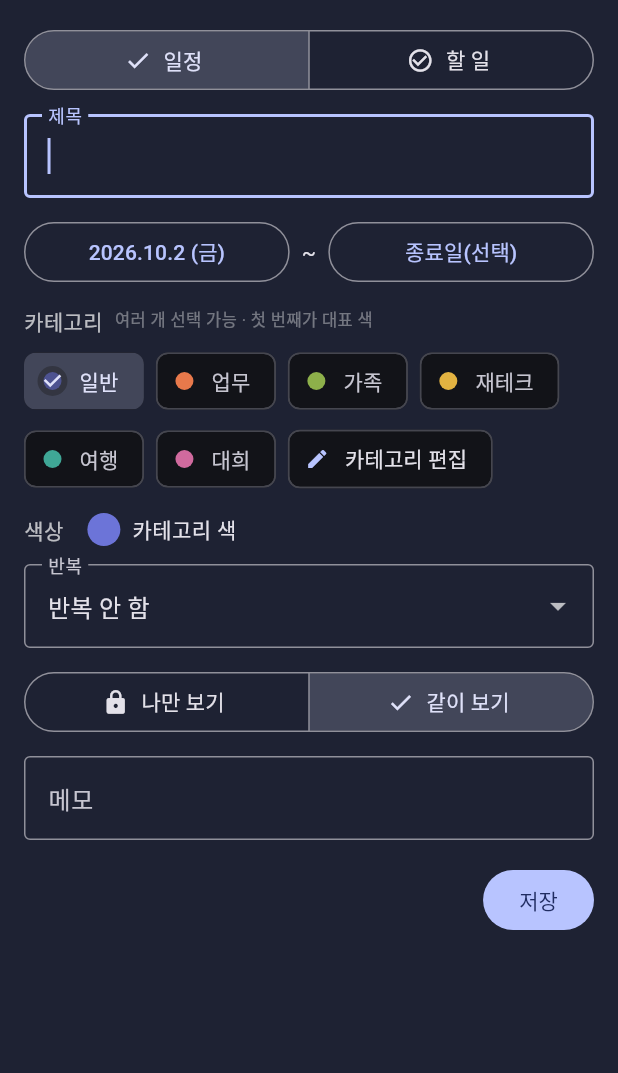
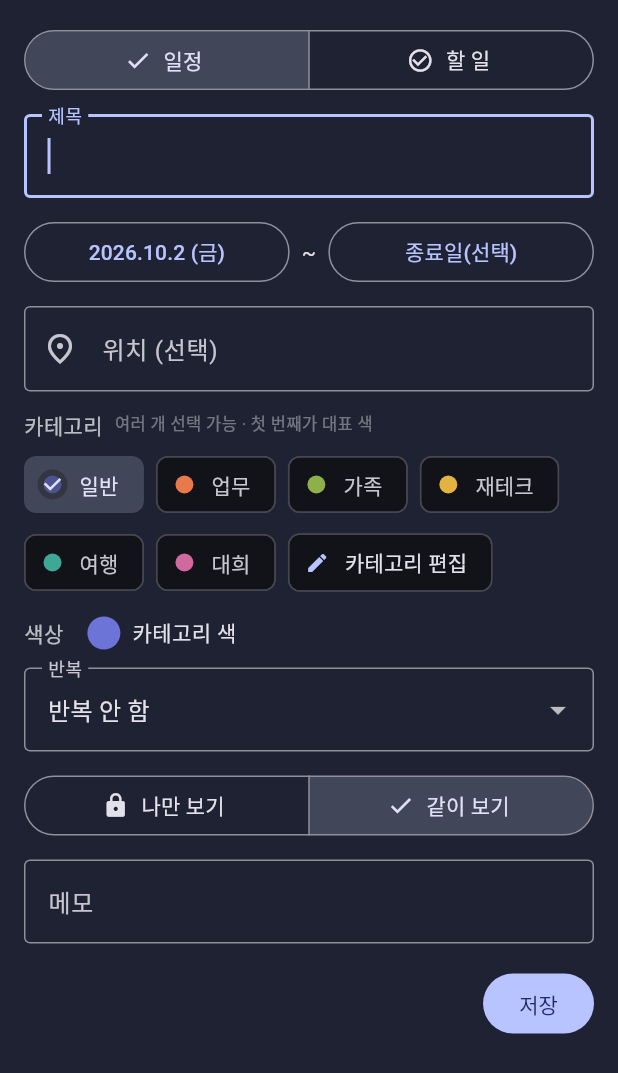
Before and after one commit to wildflow84/wildflow, a Flutter app: the _EditSheet widget shown alone on an empty page, opened directly with empty values, on a phone screen of 412 x 824 dp. Shown: the top 1073 px of the screen. Run offline on Flutter 3.47's test engine with Material 3 defaults, Android fonts, the phone set to English and light mode, and no system bars; our stand-ins replace cloud_firestore, firebase_auth, firebase_core; missing offline and left inert: home_widget; accounts and stored records are empty; network calls fail; statements that could not run were skipped.

```diff
--- a/lib/models/item.dart
+++ b/lib/models/item.dart
@@ -15,6 +15,7 @@ class Item {
   final ItemType type;
   final String title;
   final String note;
+  final String location; // 위치(장소 이름/주소). 지도 앱으로 열 수 있다.
   final DateTime start; // 날짜만 쓰는 경우 00:00
   final DateTime? end; // 멀티데이 일정의 마지막 날 (포함)
   final bool allDay;
@@ -48,6 +49,7 @@ class Item {
     required this.start,
     required this.ownerUid,
     this.note = '',
+    this.location = '',
     this.end,
     this.allDay = true,
     this.done = false,
@@ -67,6 +69,7 @@ class Item {
     ItemType? type,
     String? title,
     String? note,
+    String? location,
     DateTime? start,
     DateTime? end,
     bool clearEnd = false,
@@ -90,6 +93,7 @@ class Item {
         type: type ?? this.type,
         title: title ?? this.title,
         note: note ?? this.note,
+        location: location ?? this.location,
         start: start ?? this.start,
         end: clearEnd ? null : (end ?? this.end),
         allDay: allDay ?? this.allDay,
@@ -110,6 +114,7 @@ class Item {
         'type': type.name,
         'title': title,
         'note': note,
+        'location': location,
         'start': Timestamp.fromDate(start),
         'end': end == null ? null : Timestamp.fromDate(end!),
         'allDay': allDay,
@@ -137,6 +142,7 @@ class Item {
       type: byName(ItemType.values, m['type'], ItemType.todo),
       title: m['title'] ?? '',
       note: m['note'] ?? '',
+      location: m['location'] ?? '',
       start: (m['start'] as Timestamp).toDate(),
       end: (m['end'] as Timestamp?)?.toDate(),
       allDay: m['allDay'] ?? true,
--- a/lib/ui/edit_sheet.dart
+++ b/lib/ui/edit_sheet.dart
@@ -31,6 +31,7 @@ class _EditSheetState extends State<_EditSheet> {
   late ItemType _type = widget.item?.type ?? widget.type;
   late final _title = TextEditingController(text: widget.item?.title);
   late final _note = TextEditingController(text: widget.item?.note);
+  late final _location = TextEditingController(text: widget.item?.location);
   late DateTime _start = widget.item?.start ?? dateOnly(widget.day);
   late DateTime? _end = widget.item?.end;
   late List<String> _cats; // 선택 순서 유지. 첫 번째가 대표(색상)
@@ -98,6 +99,7 @@ class _EditSheetState extends State<_EditSheet> {
       type: _type,
       title: _title.text.trim(),
       note: _note.text.trim(),
+      location: _location.text.trim(),
       start: _start,
       end: _end,
       clearEnd: _end == null,
@@ -153,6 +155,16 @@ class _EditSheetState extends State<_EditSheet> {
                         child: Text(_end == null ? '종료일(선택)' : df.format(_end!)))),
               ],
             ]),
+            const SizedBox(height: 12),
+            TextField(
+              controller: _location,
+              decoration: const InputDecoration(
+                labelText: '위치 (선택)',
+                hintText: '장소 이름이나 주소',
+                prefixIcon: Icon(Icons.place_outlined),
+                border: OutlineInputBorder(),
+              ),
+            ),
             const SizedBox(height: 12),
             Row(children: [
               const Text('카테고리', style: TextStyle(color: Colors.white70)),
--- a/pubspec.yaml
+++ b/pubspec.yaml
@@ -42,6 +42,7 @@ dependencies:
   home_widget: ^0.10.0
   intl: ^0.20.3
   provider: ^6.1.5+1
+  url_launcher: ^6.3.2
 
 dev_dependencies:
   flutter_test:
```
Also changed, not shown: lib/models/map_links.dart (added, +20 -0 lines), lib/ui/home_screen.dart (+15 -0 lines), pubspec.lock, 1 other file.
